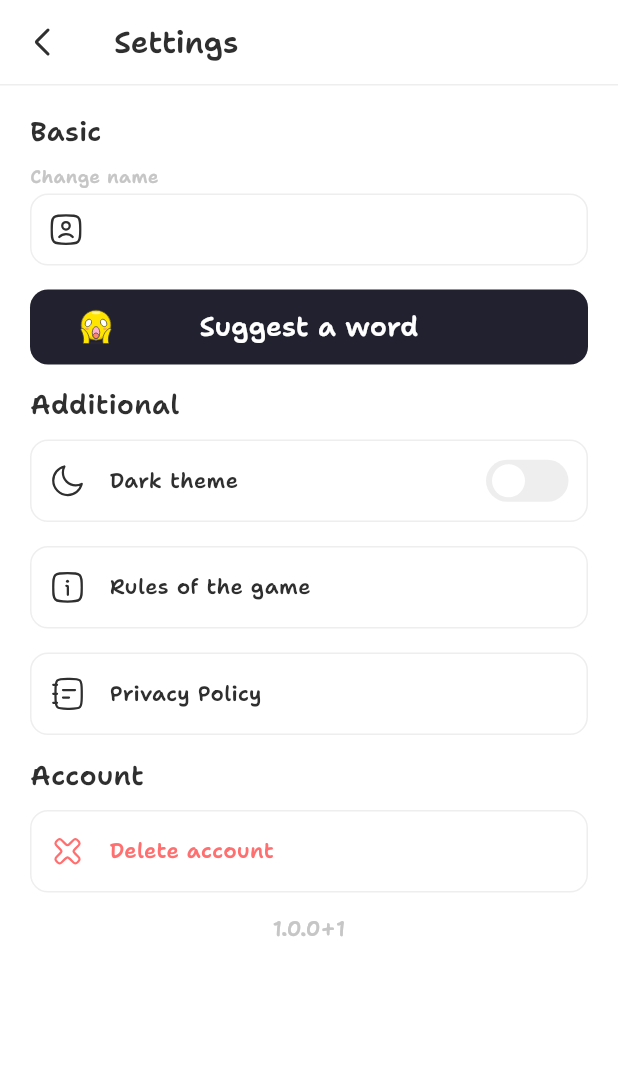
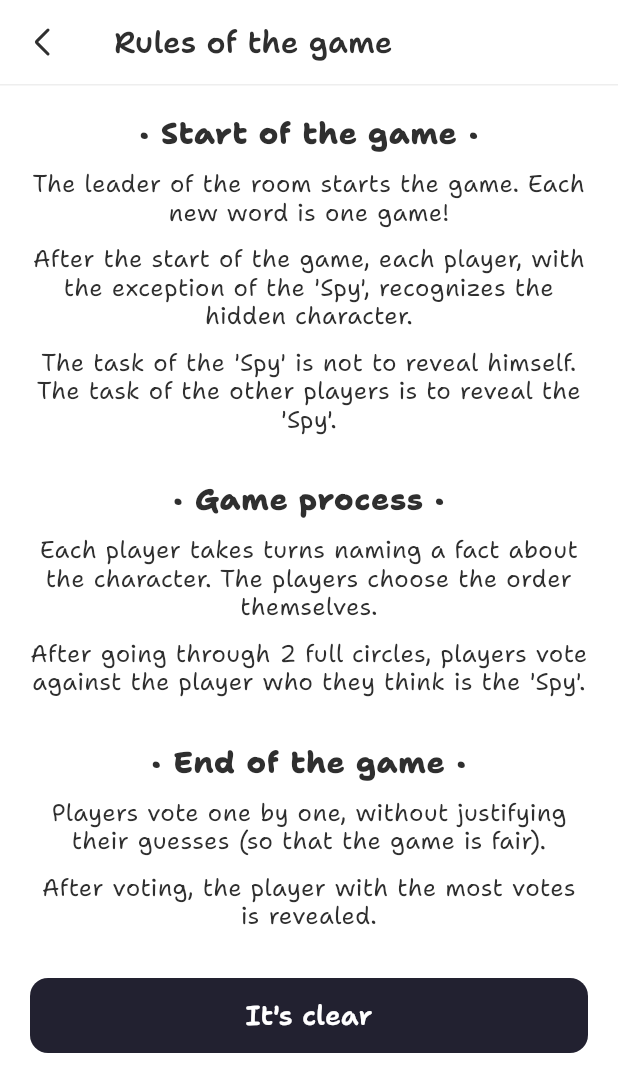
Before and after one commit to Kislotkaa/spies-flutter, a Flutter app: the _SettingsView screen opened directly, after a tap on "Rules of the game", on a phone screen of 412 x 824 dp. Shown: the top 1092 px of the screen. Run offline on Flutter 3.47's test engine with Material 3 defaults, Android fonts, the phone set to English and light mode, and no system bars; our stand-ins replace auto_route, device_info_plus, flutter_bloc, flutter_native_splash, flutter_svg, shared_preferences and 3 more; missing offline and left inert: serverpod, serverpod_client, serverpod_flutter; accounts and stored records are empty; statements that could not run were skipped.

Commit message:
add rules

```diff
--- a/spies_flutter/lib/core/gen/l10n/arb/intl_en.arb
+++ b/spies_flutter/lib/core/gen/l10n/arb/intl_en.arb
@@ -21,7 +21,18 @@
   "settingsMain": "Basic",
   "settingsAdditional": "Additional",
   "settingsDarkTheme": "Dark theme",
-  "settingsGameRules": "Rules of the game",
+  "gameRulesConfirm": "It's clear",
+  "gameRulesTitle": "Rules of the game",
+  "gameRulesStartGame": "· Start of the game ·",
+  "gameRulesStartGame1": "The leader of the room starts the game. Each new word is one game!",
+  "gameRulesStartGame2": "After the start of the game, each player, with the exception of the 'Spy', recognizes the hidden character.",
+  "gameRulesStartGame3": "The task of the 'Spy' is not to reveal himself. The task of the other players is to reveal the 'Spy'.",
+  "gameRulesProcessGame": "· Game process ·",
+  "gameRulesProcessGame1": "Each player takes turns naming a fact about the character. The players choose the order themselves.",
+  "gameRulesProcessGame2": "After going through 2 full circles, players vote against the player who they think is the 'Spy'.",
+  "gameRulesEndGame": "· End of the game ·",
+  "gameRulesEndGame1": "Players vote one by one, without justifying their guesses (so that the game is fair).",
+  "gameRulesEndGame2": "After voting, the player with the most votes is revealed.",
   "settingsPolit": "Privacy Policy",
   "settingsAccount": "Account",
   "settingsAccountDelete": "Delete account",
--- a/spies_flutter/lib/core/gen/l10n/arb/intl_ru.arb
+++ b/spies_flutter/lib/core/gen/l10n/arb/intl_ru.arb
@@ -21,7 +21,18 @@
   "settingsMain": "Основные",
   "settingsAdditional": "Дополнительные",
   "settingsDarkTheme": "Тёмная тема",
-  "settingsGameRules": "Правила игры",
+  "gameRulesConfirm": "Понятно",
+  "gameRulesTitle": "Правила игры",
+  "gameRulesStartGame": "· Начало игры ·",
+  "gameRulesStartGame1": "Игру начинает лидер комнаты. Каждое новое слово - одна игра!",
+  "gameRulesStartGame2": "После начала игры, каждый игрок, за исключением 'Шпиона', узнает загаданного персонажа.",
+  "gameRulesStartGame3": "Задача 'Шпиона' не раскрыть себя. Задача остальных игроков раскрыть 'Шпиона'.",
+  "gameRulesProcessGame": "· Процесс игры ·",
+  "gameRulesProcessGame1": "Каждый игрок, по очереди называет факт о персонаже. Очерёдность, игроки, выбирают сами.",
+  "gameRulesProcessGame2": "Пройдя 2-а полных круга, игроки голосуют против игрока, кто по их мнению является 'Шпионом'.",
+  "gameRulesEndGame": "· Конец игры ·",
+  "gameRulesEndGame1": "Игроки голосуют по очереди, не обосновывая свои предположения (что бы игра была честной).",
+  "gameRulesEndGame2": "После голосования, игрок, набравший наибольшее количество голосов, раскрывается.",
   "settingsPolit": "Политика конфинденциальности",
   "settingsAccount": "Аккаунт",
   "settingsAccountDelete": "Удалить аккаунт",
--- a/spies_flutter/lib/core/router/app_router.dart
+++ b/spies_flutter/lib/core/router/app_router.dart
@@ -55,6 +55,11 @@ class AppRouter extends RootStackRouter {
           page: GameRoute.page,
           transitionsBuilder: TransitionsBuilders.fadeIn,
         ),
+        CustomRoute(
+          path: '/gameRules',
+          page: GameRulesRoute.page,
+          transitionsBuilder: TransitionsBuilders.fadeIn,
+        ),
       ];
 
   @override
--- /dev/null
+++ b/spies_flutter/lib/presentation/settings/pages/game_rules_page.dart
@@ -0,0 +1,108 @@
+import 'package:auto_route/auto_route.dart';
+import 'package:flutter/material.dart';
+import 'package:sample/core/gen/l10n/generated/l10n.dart';
+import 'package:sample/core/router/app_router.dart';
+import 'package:sample/core/utils/context_extension.dart';
+import 'package:sample/core/utils/list_extension.dart';
+import 'package:sample/src/widgets/appbar_widget.dart';
+import 'package:sample/src/widgets/button_widget.dart';
+
+@RoutePage()
+class GameRulesPage extends StatelessWidget {
+  const GameRulesPage({super.key});
+
+  @override
+  Widget build(BuildContext context) {
+    final locale = S.of(context);
+    return Scaffold(
+      appBar: AppBarWidget(
+        title: locale.gameRulesTitle,
+        needClose: true,
+      ),
+      body: ListView(
+        padding: const EdgeInsets.all(20),
+        children: [
+          _GameRulesGroupWidget(
+            title: locale.gameRulesStartGame,
+            children: [
+              _GameRulesItemWidget(locale.gameRulesStartGame1),
+              _GameRulesItemWidget(locale.gameRulesStartGame2),
+              _GameRulesItemWidget(locale.gameRulesStartGame3),
+            ],
+          ),
+          _GameRulesGroupWidget(
+            title: locale.gameRulesProcessGame,
+            children: [
+              _GameRulesItemWidget(locale.gameRulesProcessGame1),
+              _GameRulesItemWidget(locale.gameRulesProcessGame2),
+            ],
+          ),
+          _GameRulesGroupWidget(
+            title: locale.gameRulesEndGame,
+            children: [
+              _GameRulesItemWidget(locale.gameRulesEndGame1),
+              _GameRulesItemWidget(locale.gameRulesEndGame2),
+            ],
+          ),
+          ButtonWidget(
+            onTap: router.maybePopTop,
+            text: locale.gameRulesConfirm,
+          ),
+        ],
+      ),
+    );
+  }
+}
+
+class _GameRulesGroupWidget extends StatelessWidget {
+  final String title;
+  final List<Widget> children;
+
+  const _GameRulesGroupWidget({
+    required this.title,
+    required this.children,
+  });
+
+  @override
+  Widget build(BuildContext context) {
+    final textTheme = context.textTheme;
+
+    return Padding(
+      padding: const EdgeInsets.only(bottom: 32),
+      child: Column(
+        mainAxisSize: MainAxisSize.min,
+        children: [
+          Padding(
+            padding: const EdgeInsets.only(bottom: 12),
+            child: Text(
+              title,
+              style: textTheme.extra20,
+              textAlign: TextAlign.center,
+            ),
+          ),
+          Column(
+            mainAxisSize: MainAxisSize.min,
+            children: children.separatedBy(const SizedBox(height: 12)),
+          )
+        ],
+      ),
+    );
+  }
+}
+
+class _GameRulesItemWidget extends StatelessWidget {
+  final String text;
+
+  const _GameRulesItemWidget(this.text);
+
+  @override
+  Widget build(BuildContext context) {
+    final textTheme = context.textTheme;
+
+    return Text(
+      text,
+      style: textTheme.semi16.copyWith(fontWeight: FontWeight.w400),
+      textAlign: TextAlign.center,
+    );
+  }
+}
--- a/spies_flutter/lib/presentation/settings/pages/settings_page.dart
+++ b/spies_flutter/lib/presentation/settings/pages/settings_page.dart
@@ -78,7 +78,8 @@ class _SettingsView extends StatelessWidget {
                   children: [
                     Expanded(
                       child: BlocBuilder<SettingsBloc, SettingsState>(
-                        buildWhen: (previous, current) => current is SettingsUpdateState,
+                        buildWhen: (previous, current) =>
+                            current is SettingsUpdateState,
                         builder: (context, state) {
                           if (state is SettingsUpdateState) {
                             return Form(
@@ -89,10 +90,12 @@ class _SettingsView extends StatelessWidget {
                                 prefixIcon: IconWidget(
                                   icon: Assets.icons.userSquare,
                                 ),
-                                onChanged: (value) => bloc.add(SettingsInputEvent()),
+                                onChanged: (value) =>
+                                    bloc.add(SettingsInputEvent()),
                                 inputFormatters: [
                                   LengthLimitingTextInputFormatter(20),
-                                  FilteringTextInputFormatter.allow(RegExp(r'[\p{L}\p{N}_]', unicode: true)),
+                                  FilteringTextInputFormatter.allow(
+                                      RegExp(r'[\p{L}\p{N}_]', unicode: true)),
                                 ],
                                 validator: (value) {
                                   if (value == null || value.length < 2) {
@@ -110,9 +113,11 @@ class _SettingsView extends StatelessWidget {
                       ),
                     ),
                     BlocBuilder<SettingsBloc, SettingsState>(
-                      buildWhen: (previous, current) => current is SettingsSuffixShownState,
+                      buildWhen: (previous, current) =>
+                          current is SettingsSuffixShownState,
                       builder: (context, state) {
-                        if (state is SettingsSuffixShownState && state.isShownSuffix) {
+                        if (state is SettingsSuffixShownState &&
+                            state.isShownSuffix) {
                           return SettingsNameConfirmWidget(
                             isLoading: state.isLoading,
                             onTap: () => bloc.add(SettingsChangeNameEvent()),
@@ -146,9 +151,9 @@ class _SettingsView extends StatelessWidget {
                   ),
                 ),
                 SettingsItemWidget(
-                  title: locale.settingsGameRules,
+                  title: locale.gameRulesTitle,
                   icon: Assets.icons.informationSquare,
-                  onTap: () {},
+                  onTap: () => router.push(const GameRulesRoute()),
                 ),
                 SettingsItemWidget(
                   title: locale.settingsPolit,
--- a/spies_flutter/lib/src/widgets/button_widget.dart
+++ b/spies_flutter/lib/src/widgets/button_widget.dart
@@ -54,14 +54,12 @@ class ButtonWidget extends StatelessWidget {
         child: ElevatedButton(
           style: switch (state) {
             ButtonStateEnum.fill => defaultButtnStyle.copyWith(
-                backgroundColor:
-                    WidgetStatePropertyAll(colorTheme.primaryColor),
-                overlayColor: WidgetStatePropertyAll(colorTheme.cardColor),
+                backgroundColor: WidgetStatePropertyAll(colorTheme.primaryColor),
+                overlayColor: WidgetStatePropertyAll(colorTheme.alwaysBlackTextColor),
               ),
             ButtonStateEnum.outline => defaultButtnStyle.copyWith(
-                backgroundColor:
-                    const WidgetStatePropertyAll(Colors.transparent),
-                overlayColor: WidgetStatePropertyAll(colorTheme.cardColor),
+                backgroundColor: const WidgetStatePropertyAll(Colors.transparent),
+                overlayColor: WidgetStatePropertyAll(colorTheme.textGrayColor),
                 side: WidgetStatePropertyAll(
                   BorderSide(color: colorTheme.textGrayColor),
                 ),
```
Also changed, not shown: spies_flutter/lib/core/gen/l10n/generated/intl/messages_en.dart, spies_flutter/lib/core/gen/l10n/generated/intl/messages_ru.dart, spies_flutter/lib/core/gen/l10n/generated/l10n.dart, spies_flutter/lib/core/router/app_router.gr.dart.
